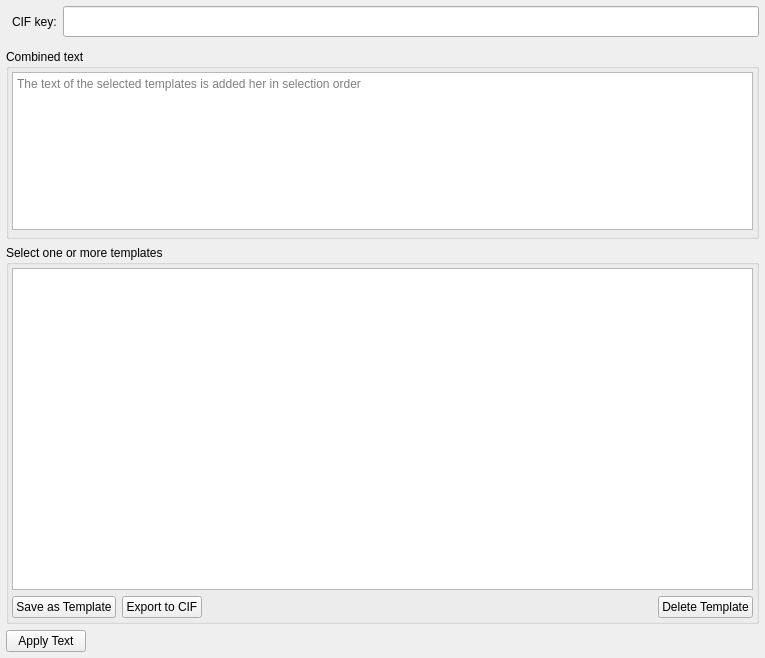
First picture: the form in finalcif/gui/text_templates.ui, repository dkratzert/FinalCif, before the edit.
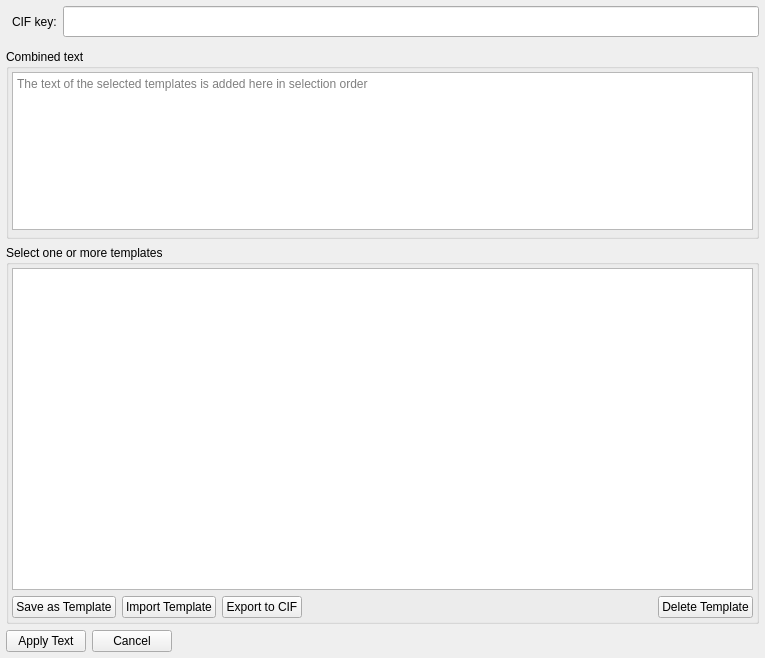
Second picture: the form after the edit.

Commit message: adds icons to template buttons and import/export starts working

What changed in the file:
```diff
--- a/finalcif/gui/text_templates.ui
+++ b/finalcif/gui/text_templates.ui
@@ -93,7 +93,7 @@
          <bool>false</bool>
         </property>
         <property name="placeholderText">
-         <string>The text of the selected templates is added her in selection order</string>
+         <string>The text of the selected templates is added here in selection order</string>
         </property>
        </widget>
       </item>
@@ -136,6 +136,13 @@
           </property>
          </widget>
         </item>
+        <item>
+         <widget class="QPushButton" name="importPushButton">
+          <property name="text">
+           <string>Import Template</string>
+          </property>
+         </widget>
+        </item>
         <item>
          <widget class="QPushButton" name="exportTextPushButton">
           <property name="text">
@@ -177,6 +184,13 @@
        </property>
       </widget>
      </item>
+     <item>
+      <widget class="QPushButton" name="cancelTextPushButton">
+       <property name="text">
+        <string>Cancel</string>
+       </property>
+      </widget>
+     </item>
      <item>
       <spacer name="horizontalSpacer">
        <property name="orientation">
```
The commit also changes 3 other files.
